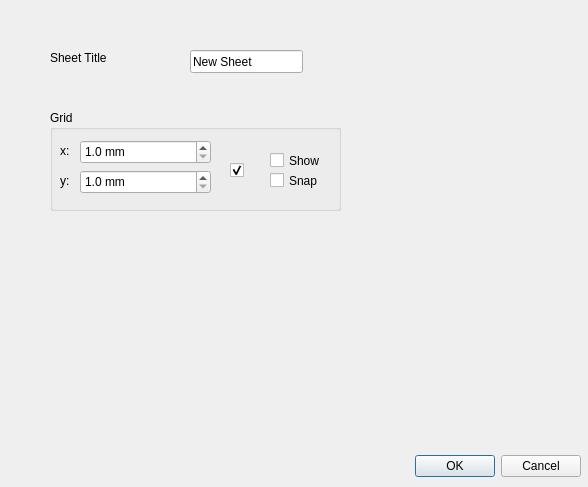
Old version of the form src/ui/windows/sheetsettings.ui in the repository schim-app/schim.
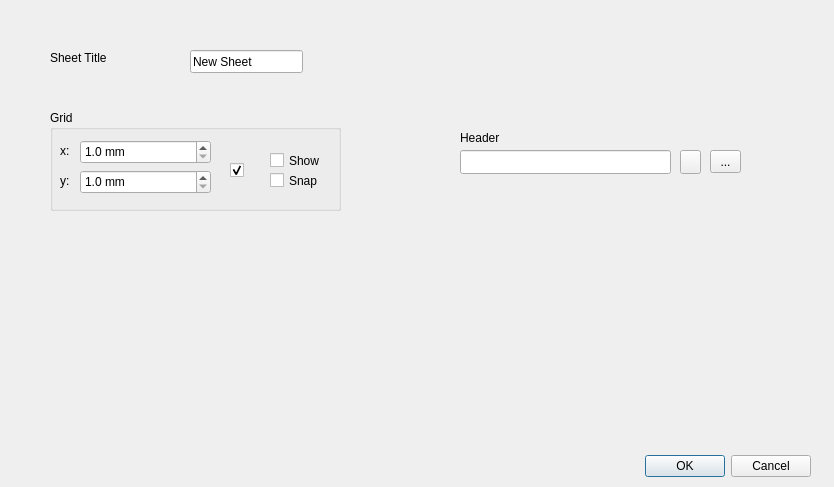
New version of the form. Icons and pictures are not drawn. Custom widgets are drawn as their Qt base class.

Commit message: Add option to change header

The edit to the form file:
```diff
--- a/src/ui/windows/sheetsettings.ui
+++ b/src/ui/windows/sheetsettings.ui
@@ -6,7 +6,7 @@
    <rect>
     <x>0</x>
     <y>0</y>
-    <width>588</width>
+    <width>834</width>
     <height>487</height>
    </rect>
   </property>
@@ -16,7 +16,7 @@
   <widget class="QDialogButtonBox" name="buttonBox">
    <property name="geometry">
     <rect>
-     <x>240</x>
+     <x>470</x>
      <y>450</y>
      <width>341</width>
      <height>32</height>
@@ -200,6 +200,62 @@
      <width>481</width>
      <height>171</height>
     </rect>
+   </property>
+   <property name="styleSheet">
+    <string notr="true"/>
+   </property>
+  </widget>
+  <widget class="QLineEdit" name="editHeader">
+   <property name="geometry">
+    <rect>
+     <x>460</x>
+     <y>150</y>
+     <width>211</width>
+     <height>24</height>
+    </rect>
+   </property>
+  </widget>
+  <widget class="QLabel" name="label_4">
+   <property name="geometry">
+    <rect>
+     <x>460</x>
+     <y>130</y>
+     <width>57</width>
+     <height>16</height>
+    </rect>
+   </property>
+   <property name="text">
+    <string>Header</string>
+   </property>
+  </widget>
+  <widget class="QToolButton" name="btnHeader">
+   <property name="geometry">
+    <rect>
+     <x>710</x>
+     <y>150</y>
+     <width>31</width>
+     <height>23</height>
+    </rect>
+   </property>
+   <property name="text">
+    <string>...</string>
+   </property>
+  </widget>
+  <widget class="QPushButton" name="btnClearHeader">
+   <property name="geometry">
+    <rect>
+     <x>680</x>
+     <y>150</y>
+     <width>21</width>
+     <height>24</height>
+    </rect>
+   </property>
+   <property name="text">
+    <string/>
+   </property>
+   <property name="icon">
+    <iconset theme="edit-clear">
+     <normaloff>.</normaloff>.</iconset>
    </property>
   </widget>
  </widget>
```
The commit also changes 11 other files.
